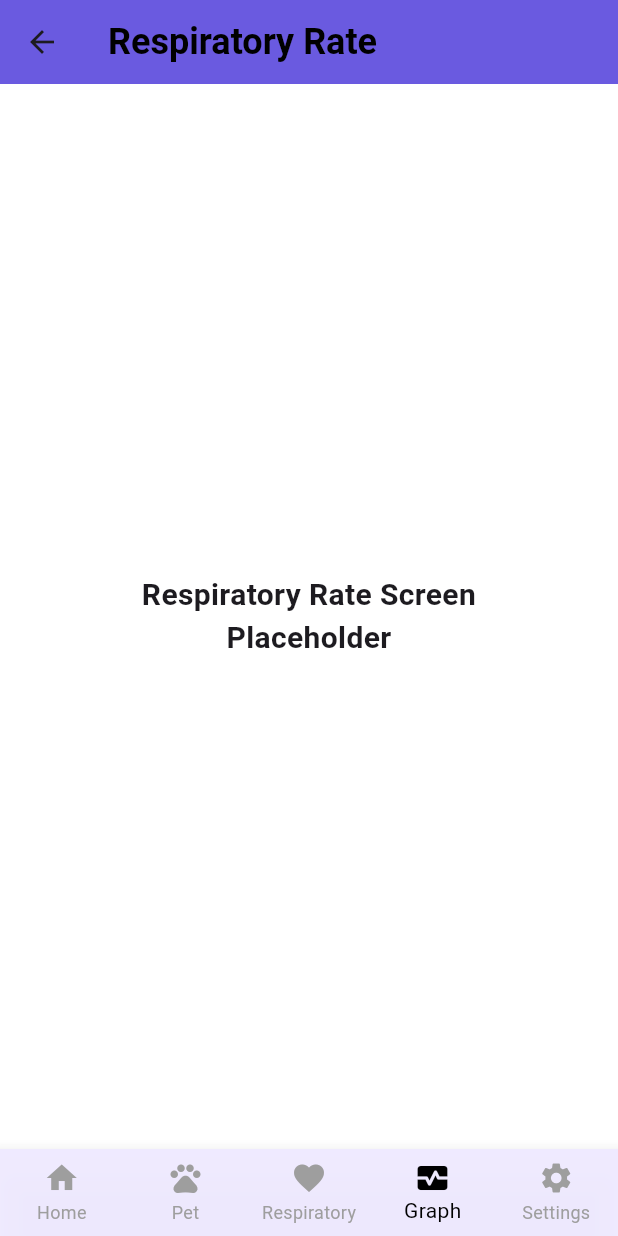
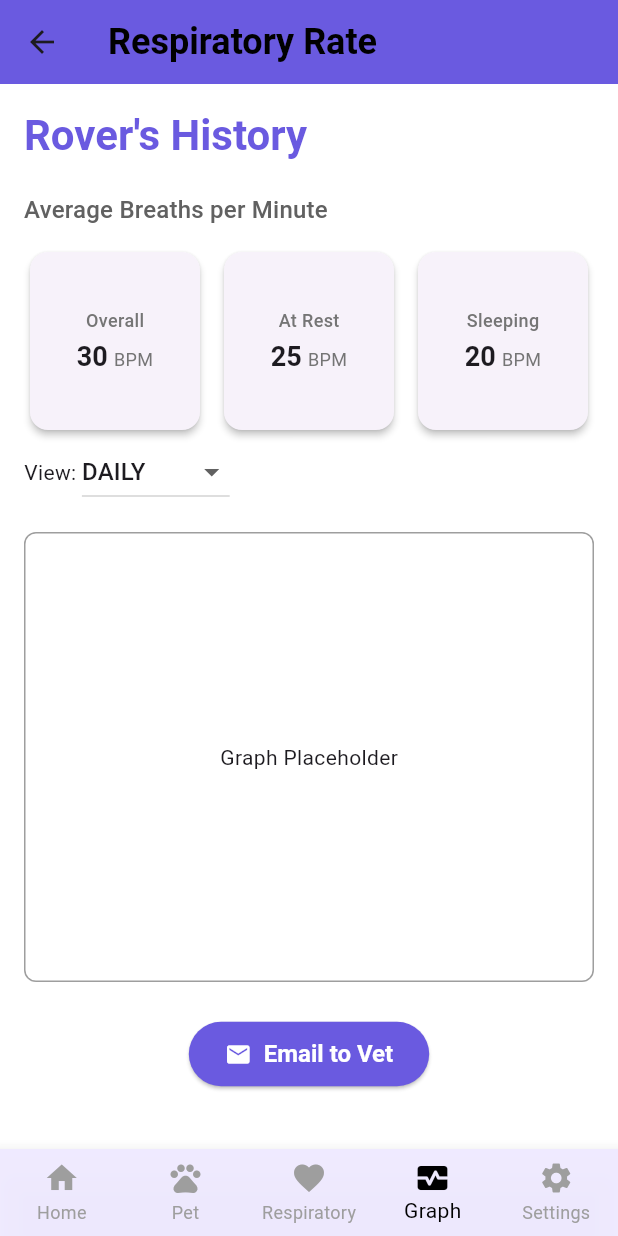
Before and after one commit to a-yum/cheart_app, a Flutter app: the GraphScreen screen opened by its route, on a phone screen of 412 x 824 dp. Run offline on Flutter 3.47's test engine with Material 3 defaults, Android fonts, the light colour scheme and no system bars; our stand-ins replace dotted_border, sqflite, sqflite_common_ffi, top_snackbar_flutter; accounts and stored records are empty.

Commit message:
feature/graph_screen: implement GraphScreen UI

```diff
--- /dev/null
+++ b/lib/components/stat_card.dart
@@ -0,0 +1,76 @@
+import 'package:flutter/material.dart';
+
+import 'package:cheart/screens/graph_screen_constants.dart';
+
+class StatCard extends StatelessWidget {
+  final String title;
+  final String value;
+  final String unit;
+
+  const StatCard({
+    super.key,
+    required this.title,
+    required this.value,
+    required this.unit,
+  });
+
+  @override
+  Widget build(BuildContext context) {
+    return LayoutBuilder(
+      builder: (context, constraints) {
+        final cardSize = constraints.maxWidth;
+        final padding = GraphScreenConstants.getResponsivePadding(cardSize);
+
+        return Card(
+          elevation: 2,
+          child: Padding(
+            padding: EdgeInsets.all(padding),
+            child: Column(
+              mainAxisAlignment: MainAxisAlignment.center,
+              children: [
+                FittedBox(
+                  fit: BoxFit.scaleDown,
+                  child: Text(
+                    title,
+                    style: Theme.of(context).textTheme.bodyMedium?.copyWith(
+                          color: Colors.grey[600],
+                          fontWeight: FontWeight.w500,
+                          fontSize: 12, // minimum font size
+                        ),
+                    textAlign: TextAlign.center,
+                  ),
+                ),
+                const SizedBox(height: 4),
+                FittedBox(
+                  fit: BoxFit.scaleDown,
+                  child: Row(
+                    mainAxisAlignment: MainAxisAlignment.center,
+                    crossAxisAlignment: CrossAxisAlignment.baseline,
+                    textBaseline: TextBaseline.alphabetic,
+                    children: [
+                      Text(
+                        value,
+                        style: Theme.of(context).textTheme.headlineSmall?.copyWith(
+                              fontWeight: FontWeight.bold,
+                              fontSize: 18, // minimum font size
+                            ),
+                      ),
+                      const SizedBox(width: 4),
+                      Text(
+                        unit,
+                        style: Theme.of(context).textTheme.bodyMedium?.copyWith(
+                              color: Colors.grey[600],
+                              fontSize: 12, // minimum font size
+                            ),
+                      ),
+                    ],
+                  ),
+                ),
+              ],
+            ),
+          ),
+        );
+      },
+    );
+  }
+}
--- a/lib/providers/respiratory_rate_provider.dart
+++ b/lib/providers/respiratory_rate_provider.dart
@@ -30,7 +30,6 @@ class RespiratoryRateProvider extends ChangeNotifier {
     _dao = dao;
   }
 
-  // Session management
   void startTracking() {
     if (_isTracking) return;
 
@@ -126,12 +125,11 @@ class RespiratoryRateProvider extends ChangeNotifier {
   @override
   void dispose() {
     _timer?.cancel();
-
+    _timer = null;
 
     onSessionComplete = null;
     onHighBreathingRate = null;
 
-    _endCurrentSession();
     resetCurrentSession();
     super.dispose();
   }
--- a/lib/screens/graph_screen.dart
+++ b/lib/screens/graph_screen.dart
@@ -1,6 +1,9 @@
 import 'package:flutter/material.dart';
+
+import 'package:cheart/components/bottom_navbar.dart';
+import 'package:cheart/components/stat_card.dart';
+import 'package:cheart/screens/graph_screen_constants.dart';
 import 'package:cheart/themes/cheart_theme.dart';
-import 'package:cheart/components/bottom_navbar.dart';
 
 class GraphScreen extends StatelessWidget {
   const GraphScreen({super.key});
@@ -12,13 +15,122 @@ class GraphScreen extends StatelessWidget {
         title: const Text('Respiratory Rate'),
         backgroundColor: CHeartTheme.primaryColor,
       ),
-      body: const Center(
-        child: Text(
-          'Respiratory Rate Screen\nPlaceholder',
-          textAlign: TextAlign.center,
-          style: TextStyle(
-            fontSize: 20,
-            fontWeight: FontWeight.bold,
+      body: SingleChildScrollView(
+        child: Padding(
+          padding: const EdgeInsets.all(16.0),
+          child: Column(
+            crossAxisAlignment: CrossAxisAlignment.start,
+            children: [
+              // Pet History Header
+              Text(
+                "Rover's History", // TODO: Replace with actual pet name
+                style: Theme.of(context).textTheme.headlineMedium?.copyWith(
+                      color: CHeartTheme.primaryColor,
+                      fontWeight: FontWeight.bold,
+                    ),
+              ),
+              const SizedBox(height: 20),
+
+              // Stats Section Title
+              Text(
+                'Average Breaths per Minute',
+                style: Theme.of(context).textTheme.titleMedium?.copyWith(
+                      color: Colors.grey[700],
+                      fontWeight: FontWeight.w500,
+                    ),
+              ),
+              const SizedBox(height: 12),
+
+              // Stats Cards
+              LayoutBuilder(
+                builder: (context, constraints) {
+                  final cardSize = constraints.maxWidth / 3;
+
+                  return SizedBox(
+                    height: cardSize,
+                    child: Row(
+                      children: [
+                        Expanded(
+                          child: StatCard(
+                            title: 'Overall',
+                            value: '30',
+                            unit: 'BPM',
+                          ),
+                        ),
+                        const SizedBox(width: 8),
+                        Expanded(
+                          child: StatCard(
+                            title: 'At Rest',
+                            value: '25',
+                            unit: 'BPM',
+                          ),
+                        ),
+                        const SizedBox(width: 8),
+                        Expanded(
+                          child: StatCard(
+                            title: 'Sleeping',
+                            value: '20',
+                            unit: 'BPM',
+                          ),
+                        ),
+                      ],
+                    ),
+                  );
+                },
+              ),
+
+              // Time Filter Dropdown
+              Row(
+                children: [
+                  const Text('View: '),
+                  DropdownButton<TimeFilter>(
+                    value: TimeFilter.daily,
+                    items: TimeFilter.values.map((filter) {
+                      return DropdownMenuItem(
+                        value: filter,
+                        child: Text(filter.name.toUpperCase()),
+                      );
+                    }).toList(),
+                    onChanged: (value) {
+                      // TODO: Implement filter change
+                    },
+                  ),
+                ],
+              ),
+              const SizedBox(height: 16),
+
+              // Graph Placeholder
+              Container(
+                height: 300,
+                width: double.infinity,
+                decoration: BoxDecoration(
+                  border: Border.all(color: Colors.grey),
+                  borderRadius: BorderRadius.circular(8),
+                ),
+                child: const Center(
+                  child: Text('Graph Placeholder'),
+                ),
+              ),
+              const SizedBox(height: 24),
+
+              // Email Button
+              Center(
+                child: ElevatedButton.icon(
+                  onPressed: () {
+                    // TODO: Implement email functionality
+                  },
+                  icon: const Icon(Icons.email),
+                  label: const Text('Email to Vet'),
+                  style: ElevatedButton.styleFrom(
+                    backgroundColor: CHeartTheme.primaryColor,
+                    padding: const EdgeInsets.symmetric(
+                      horizontal: 24,
+                      vertical: 12,
+                    ),
+                  ),
+                ),
+              ),
+            ],
           ),
         ),
       ),
--- /dev/null
+++ b/lib/screens/graph_screen_constants.dart
@@ -0,0 +1,39 @@
+import 'package:flutter/material.dart';
+
+enum TimeFilter {
+  daily,
+  weekly,
+  monthly,
+}
+
+class GraphScreenConstants {
+  static const double minCardSize = 90.0;
+  static const double maxCardSize = 150.0;
+  static const double cardSpacing = 8.0;
+  static const double minPadding = 8.0;
+  static const double maxPadding = 16.0;
+
+  static double getResponsivePadding(double cardSize) {
+    if (cardSize <= minCardSize) return minPadding;
+    if (cardSize >= maxCardSize) return maxPadding;
+    return minPadding +
+        (cardSize - minCardSize) *
+            (maxPadding - minPadding) /
+            (maxCardSize - minCardSize);
+  }
+
+  static TextStyle getCardTitleStyle(BuildContext context) {
+    return TextStyle(
+      fontSize: MediaQuery.of(context).size.width < 360 ? 12.0 : 14.0,
+      fontWeight: FontWeight.w500,
+      color: Colors.grey,
+    );
+  }
+
+  static TextStyle getCardValueStyle(BuildContext context) {
+    return TextStyle(
+      fontSize: MediaQuery.of(context).size.width < 360 ? 20.0 : 24.0,
+      fontWeight: FontWeight.bold,
+    );
+  }
+}
```
